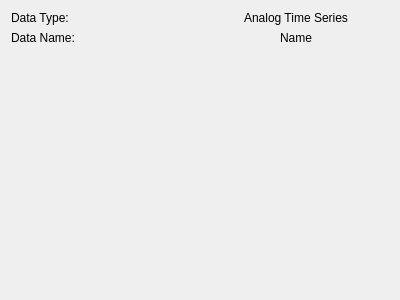
Old version of the form src/WhiskerToolbox/DataViewer_Widget/AnalogTimeSeries/AnalogViewer_Widget.ui in the repository paulmthompson/WhiskerToolbox.
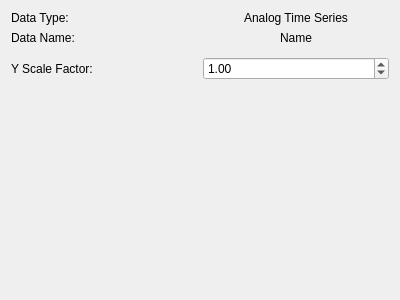
New version of the form. Custom widgets are drawn as their Qt base class.

Commit message: can scale the y axis for analog data that is plotted

```diff
--- a/src/WhiskerToolbox/DataViewer_Widget/AnalogTimeSeries/AnalogViewer_Widget.ui
+++ b/src/WhiskerToolbox/DataViewer_Widget/AnalogTimeSeries/AnalogViewer_Widget.ui
@@ -59,6 +59,33 @@
    <item>
     <widget class="ColorPicker_Widget" name="color_picker" native="true"/>
    </item>
+   <item>
+    <layout class="QHBoxLayout" name="scale_layout">
+     <item>
+      <widget class="QLabel" name="scale_label">
+       <property name="text">
+        <string>Y Scale Factor:</string>
+       </property>
+      </widget>
+     </item>
+     <item>
+      <widget class="QDoubleSpinBox" name="scale_spinbox">
+       <property name="minimum">
+        <double>0.100000000000000</double>
+       </property>
+       <property name="maximum">
+        <double>10.000000000000000</double>
+       </property>
+       <property name="singleStep">
+        <double>0.100000000000000</double>
+       </property>
+       <property name="value">
+        <double>1.000000000000000</double>
+       </property>
+      </widget>
+     </item>
+    </layout>
+   </item>
    <item>
     <spacer name="verticalSpacer">
      <property name="orientation">
```
The commit also changes 4 other files.
